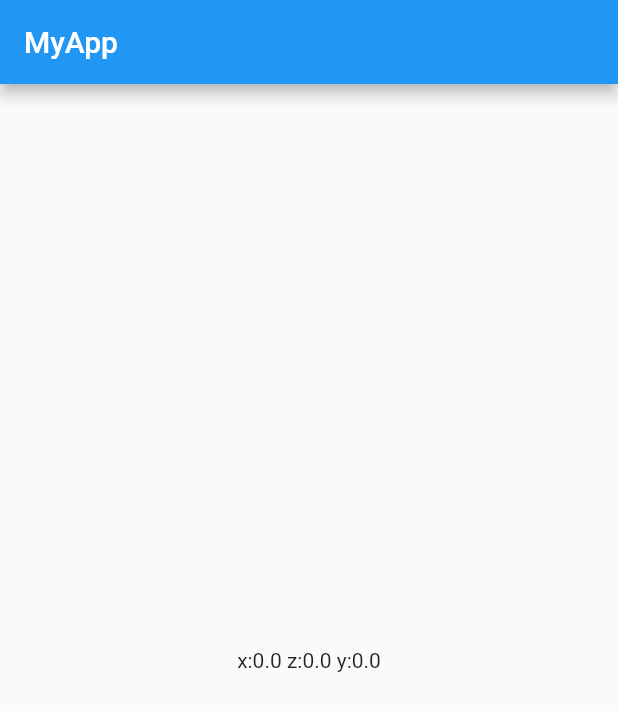
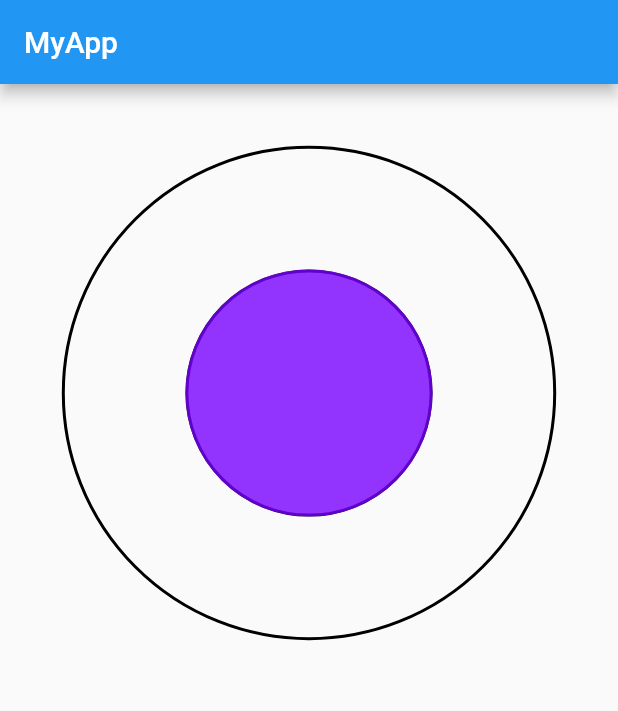
Before and after one commit to Prakhar314/DevClubFlutterAssignment, a Flutter app: the screen it shows after launch, on a phone screen of 412 x 824 dp. Shown: the top 711 px of the screen. Run offline on Flutter 3.47's test engine with Material 2 defaults, Android fonts, the phone set to English and light mode, and no system bars; our stand-ins replace sensors.

Commit message:
Circles Drawn

```diff
--- a/lib/main.dart
+++ b/lib/main.dart
@@ -3,7 +3,16 @@ import 'package:sensors/sensors.dart';
 import 'package:flutter/services.dart';
 
 void main(List<String> args) {
-  runApp(MyApp());
+  runApp(App());
+}
+
+class App extends StatelessWidget {
+  @override
+  Widget build(BuildContext context) {
+    return MaterialApp(
+      home: MyApp(),
+    );
+  }
 }
 
 class MyApp extends StatefulWidget {
@@ -21,6 +30,9 @@ class _MyAppState extends State<MyApp> {
       DeviceOrientation.portraitDown,
     ]);
 
+    double width = MediaQuery.of(context).size.width;
+    double height = MediaQuery.of(context).size.height;
+
     var a = accelerometerEvents.listen((AccelerometerEvent event) {
       setState(() {
         x = event.x;
@@ -29,14 +41,59 @@ class _MyAppState extends State<MyApp> {
       });
     });
 
-    return MaterialApp(
-      home: Scaffold(
+    return Scaffold(
       appBar: AppBar(
         title: Text("MyApp"),
       ),
       body: Container(
-          child: Text("x:${this.x} z:${this.z} y:${this.y}"),
-          alignment: Alignment.center,
+        child: Stack(
+          children: <Widget>[
+            Container(
+              height: height,
+              width: width,
+            ),
+            Positioned(
+              top: 0.1 * width,
+              left: 0.1 * width,
+              child: Container(
+                height: 0.8 * width,
+                width: 0.8 * width,
+                decoration: BoxDecoration(
+                  borderRadius: BorderRadius.circular(0.4 * width),
+                  border: Border.all(
+                    color: Color.fromRGBO(0, 0, 0, 1),
+                    width: 2,
+                  ),
+                ),
+              ),
+            ),
+            Positioned(
+              top: 0.3 * width,
+              left: 0.3 * width,
+              child: Container(
+                height: 0.4 * width,
+                width: 0.4 * width,
+                decoration: BoxDecoration(
+                  borderRadius: BorderRadius.circular(0.2 * width),
+                  border: Border.all(
+                    color: Color.fromRGBO(0, 0, 0, 1),
+                    width: 2,
+                  ),
+                ),
+              ),
+            ),
+            Positioned(
+              top: 0.3 * width,
+              left: 0.3 * width,
+              child: Container(
+                height: 0.4 * width,
+                width: 0.4 * width,
+                decoration: BoxDecoration(
+                    borderRadius: BorderRadius.circular(0.2 * width),
+                    color: Color.fromRGBO(120, 2, 255, 0.8)),
+              ),
+            ),
+          ],
         ),
       ),
     );
```
Lines whose indentation alone changed are shown as unchanged.
